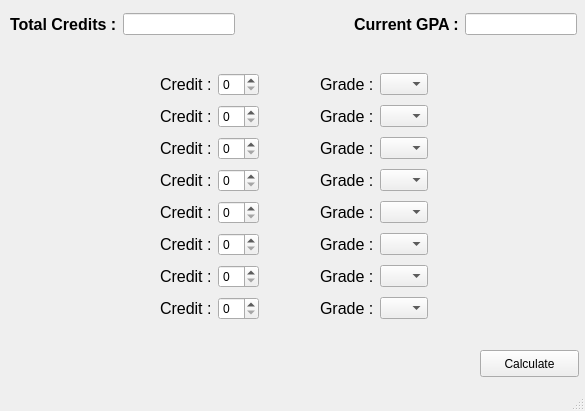
The window that GUI/test_GUI.ui (DijitalBeyin/schedule-manager) describes before a commit, drawn with Qt 5.
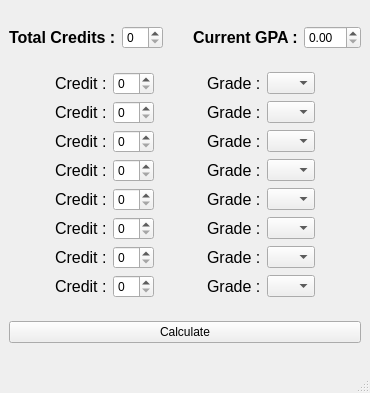
The same window after the commit. Icons and pictures are not drawn.

```diff
--- a/GUI/test_GUI.ui
+++ b/GUI/test_GUI.ui
@@ -6,8 +6,8 @@
    <rect>
     <x>0</x>
     <y>0</y>
-    <width>585</width>
-    <height>411</height>
+    <width>370</width>
+    <height>393</height>
    </rect>
   </property>
   <property name="windowTitle">
@@ -18,89 +18,75 @@
     <normaloff>../../../Pictures/ros-kinetic.jpg</normaloff>../../../Pictures/ros-kinetic.jpg</iconset>
   </property>
   <widget class="QWidget" name="centralwidget">
+   <layout class="QGridLayout" name="gridLayout">
+    <item row="2" column="0">
    <widget class="QPushButton" name="submitButton">
-    <property name="geometry">
-     <rect>
-      <x>480</x>
-      <y>350</y>
-      <width>99</width>
-      <height>27</height>
-     </rect>
-    </property>
     <property name="text">
      <string>Calculate</string>
     </property>
    </widget>
-   <widget class="QWidget" name="horizontalLayoutWidget_2">
-    <property name="geometry">
-     <rect>
-      <x>10</x>
-      <y>10</y>
-      <width>567</width>
-      <height>29</height>
-     </rect>
-    </property>
-    <layout class="QHBoxLayout" name="horizontalLayout_7">
-     <item>
-      <widget class="QLabel" name="label_total_credits">
-       <property name="font">
-        <font>
-         <pointsize>12</pointsize>
-         <weight>75</weight>
-         <bold>true</bold>
-        </font>
-       </property>
-       <property name="text">
-        <string>Total Credits :</string>
-       </property>
-      </widget>
-     </item>
-     <item>
-      <widget class="QLineEdit" name="lineEdit_total_credits"/>
-     </item>
-     <item>
-      <spacer name="horizontalSpacer_9">
-       <property name="orientation">
-        <enum>Qt::Horizontal</enum>
-       </property>
-       <property name="sizeHint" stdset="0">
-        <size>
-         <width>40</width>
-         <height>20</height>
-        </size>
-       </property>
-      </spacer>
-     </item>
-     <item>
-      <widget class="QLabel" name="label_current_gpa">
-       <property name="font">
-        <font>
-         <pointsize>12</pointsize>
-         <weight>75</weight>
-         <bold>true</bold>
-        </font>
-       </property>
-       <property name="text">
-        <string>Current GPA :</string>
-       </property>
-      </widget>
-     </item>
-     <item>
-      <widget class="QLineEdit" name="lineEdit_current_gpa"/>
-     </item>
-    </layout>
-   </widget>
-   <widget class="QWidget" name="gridLayoutWidget">
-    <property name="geometry">
-     <rect>
-      <x>160</x>
-      <y>70</y>
-      <width>268</width>
-      <height>260</height>
-     </rect>
-    </property>
+    </item>
+    <item row="1" column="0">
     <layout class="QGridLayout" name="gridLayout_2">
-     <item row="3" column="0">
+      <item row="0" column="2">
+       <widget class="QSpinBox" name="credit_1"/>
+      </item>
+      <item row="3" column="3">
+       <spacer name="horizontalSpacer_11">
+        <property name="orientation">
+         <enum>Qt::Horizontal</enum>
+        </property>
+        <property name="sizeHint" stdset="0">
+         <size>
+          <width>40</width>
+          <height>20</height>
+         </size>
+        </property>
+       </spacer>
+      </item>
+      <item row="4" column="0">
+       <spacer name="horizontalSpacer_4">
+        <property name="orientation">
+         <enum>Qt::Horizontal</enum>
+        </property>
+        <property name="sizeHint" stdset="0">
+         <size>
+          <width>40</width>
+          <height>20</height>
+         </size>
+        </property>
+       </spacer>
+      </item>
+      <item row="7" column="0">
+       <spacer name="horizontalSpacer_7">
+        <property name="orientation">
+         <enum>Qt::Horizontal</enum>
+        </property>
+        <property name="sizeHint" stdset="0">
+         <size>
+          <width>40</width>
+          <height>20</height>
+         </size>
+        </property>
+       </spacer>
+      </item>
+      <item row="0" column="3">
+       <spacer name="horizontalSpacer_9">
+        <property name="orientation">
+         <enum>Qt::Horizontal</enum>
+        </property>
+        <property name="sizeHint" stdset="0">
+         <size>
+          <width>40</width>
+          <height>20</height>
+         </size>
+        </property>
+       </spacer>
+      </item>
+      <item row="6" column="2">
+       <widget class="QSpinBox" name="credit_6"/>
+      </item>
+      <item row="4" column="1">
       <widget class="QLabel" name="label_credit_4">
        <property name="font">
         <font>
@@ -114,7 +100,7 @@
        </property>
       </widget>
      </item>
-     <item row="4" column="4">
+      <item row="5" column="5">
       <widget class="QComboBox" name="grade_5">
        <property name="currentIndex">
         <number>0</number>
@@ -166,21 +152,21 @@
        </item>
       </widget>
      </item>
-     <item row="2" column="3">
-      <widget class="QLabel" name="label_grade_3">
-       <property name="font">
-        <font>
-         <pointsize>12</pointsize>
-         <weight>50</weight>
-         <bold>false</bold>
-        </font>
-       </property>
-       <property name="text">
-        <string>Grade :</string>
-       </property>
-      </widget>
-     </item>
      <item row="3" column="4">
+       <widget class="QLabel" name="label_grade_3">
+        <property name="font">
+         <font>
+          <pointsize>12</pointsize>
+          <weight>50</weight>
+          <bold>false</bold>
+         </font>
+        </property>
+        <property name="text">
+         <string>Grade :</string>
+        </property>
+       </widget>
+      </item>
+      <item row="4" column="5">
       <widget class="QComboBox" name="grade_4">
        <property name="currentIndex">
         <number>0</number>
@@ -232,24 +218,62 @@
        </item>
       </widget>
      </item>
-     <item row="1" column="1">
+      <item row="1" column="2">
       <widget class="QSpinBox" name="credit_2"/>
      </item>
-     <item row="2" column="0">
-      <widget class="QLabel" name="label_credit_3">
-       <property name="font">
-        <font>
-         <pointsize>12</pointsize>
-         <weight>50</weight>
-         <bold>false</bold>
-        </font>
-       </property>
+      <item row="1" column="5">
+       <widget class="QComboBox" name="grade_2">
+        <property name="currentIndex">
+         <number>0</number>
+        </property>
+        <item>
        <property name="text">
-        <string>Credit :</string>
-       </property>
-      </widget>
-     </item>
-     <item row="7" column="4">
+          <string/>
+         </property>
+        </item>
+        <item>
+         <property name="text">
+          <string>AA</string>
+         </property>
+        </item>
+        <item>
+         <property name="text">
+          <string>BA</string>
+         </property>
+        </item>
+        <item>
+         <property name="text">
+          <string>BB</string>
+         </property>
+        </item>
+        <item>
+         <property name="text">
+          <string>CB</string>
+         </property>
+        </item>
+        <item>
+         <property name="text">
+          <string>CC</string>
+         </property>
+        </item>
+        <item>
+         <property name="text">
+          <string>DC</string>
+         </property>
+        </item>
+        <item>
+         <property name="text">
+          <string>DD</string>
+         </property>
+        </item>
+        <item>
+         <property name="text">
+          <string>FF</string>
+         </property>
+        </item>
+       </widget>
+      </item>
+      <item row="8" column="5">
       <widget class="QComboBox" name="grade_8">
        <property name="currentIndex">
         <number>0</number>
@@ -301,10 +325,24 @@
        </item>
       </widget>
      </item>
-     <item row="5" column="1">
-      <widget class="QSpinBox" name="credit_6"/>
-     </item>
-     <item row="1" column="3">
+      <item row="3" column="1">
+       <widget class="QLabel" name="label_credit_3">
+        <property name="font">
+         <font>
+          <pointsize>12</pointsize>
+          <weight>50</weight>
+          <bold>false</bold>
+         </font>
+        </property>
+        <property name="text">
+         <string>Credit :</string>
+        </property>
+       </widget>
+      </item>
+      <item row="5" column="2">
+       <widget class="QSpinBox" name="credit_5"/>
+      </item>
+      <item row="1" column="4">
       <widget class="QLabel" name="label_grade_2">
        <property name="font">
         <font>
@@ -318,10 +356,59 @@
        </property>
       </widget>
      </item>
-     <item row="0" column="1">
-      <widget class="QSpinBox" name="credit_1"/>
-     </item>
-     <item row="6" column="4">
+      <item row="3" column="5">
+       <widget class="QComboBox" name="grade_3">
+        <property name="currentIndex">
+         <number>0</number>
+        </property>
+        <item>
+         <property name="text">
+          <string/>
+         </property>
+        </item>
+        <item>
+         <property name="text">
+          <string>AA</string>
+         </property>
+        </item>
+        <item>
+         <property name="text">
+          <string>BA</string>
+         </property>
+        </item>
+        <item>
+         <property name="text">
+          <string>BB</string>
+         </property>
+        </item>
+        <item>
+         <property name="text">
+          <string>CB</string>
+         </property>
+        </item>
+        <item>
+         <property name="text">
+          <string>CC</string>
+         </property>
+        </item>
+        <item>
+         <property name="text">
+          <string>DC</string>
+         </property>
+        </item>
+        <item>
+         <property name="text">
+          <string>DD</string>
+         </property>
+        </item>
+        <item>
+         <property name="text">
+          <string>FF</string>
+         </property>
+        </item>
+       </widget>
+      </item>
+      <item row="7" column="5">
       <widget class="QComboBox" name="grade_7">
        <property name="currentIndex">
         <number>0</number>
@@ -373,7 +460,7 @@
        </item>
       </widget>
      </item>
-     <item row="7" column="0">
+      <item row="8" column="1">
       <widget class="QLabel" name="label_credit_8">
        <property name="font">
         <font>
@@ -387,59 +474,7 @@
        </property>
       </widget>
      </item>
-     <item row="2" column="4">
-      <widget class="QComboBox" name="grade_3">
-       <property name="currentIndex">
-        <number>0</number>
-       </property>
-       <item>
-        <property name="text">
-         <string/>
-        </property>
-       </item>
-       <item>
-        <property name="text">
-         <string>AA</string>
-        </property>
-       </item>
-       <item>
-        <property name="text">
-         <string>BA</string>
-        </property>
-       </item>
-       <item>
-        <property name="text">
-         <string>BB</string>
-        </property>
-       </item>
-       <item>
-        <property name="text">
-         <string>CB</string>
-        </property>
-       </item>
-       <item>
-        <property name="text">
-         <string>CC</string>
-        </property>
-       </item>
-       <item>
-        <property name="text">
-         <string>DC</string>
-        </property>
-       </item>
-       <item>
-        <property name="text">
-         <string>DD</string>
-        </property>
-       </item>
-       <item>
-        <property name="text">
-         <string>FF</string>
-        </property>
-       </item>
-      </widget>
-     </item>
-     <item row="4" column="3">
+      <item row="5" column="4">
       <widget class="QLabel" name="label_grade_5">
        <property name="font">
         <font>
@@ -453,49 +488,21 @@
        </property>
       </widget>
      </item>
-     <item row="0" column="3">
-      <widget class="QLabel" name="label_grade_01">
-       <property name="font">
-        <font>
-         <pointsize>12</pointsize>
-         <weight>50</weight>
-         <bold>false</bold>
-        </font>
-       </property>
-       <property name="text">
-        <string>Grade :</string>
-       </property>
-      </widget>
-     </item>
-     <item row="3" column="3">
-      <widget class="QLabel" name="label_grade_4">
-       <property name="font">
-        <font>
-         <pointsize>12</pointsize>
-         <weight>50</weight>
-         <bold>false</bold>
-        </font>
-       </property>
-       <property name="text">
-        <string>Grade :</string>
-       </property>
-      </widget>
-     </item>
-     <item row="7" column="3">
-      <widget class="QLabel" name="label_grade_8">
-       <property name="font">
-        <font>
-         <pointsize>12</pointsize>
-         <weight>50</weight>
-         <bold>false</bold>
-        </font>
-       </property>
-       <property name="text">
-        <string>Grade :</string>
-       </property>
-      </widget>
-     </item>
      <item row="0" column="4">
+       <widget class="QLabel" name="label_grade_1">
+        <property name="font">
+         <font>
+          <pointsize>12</pointsize>
+          <weight>50</weight>
+          <bold>false</bold>
+         </font>
+        </property>
+        <property name="text">
+         <string>Grade :</string>
+        </property>
+       </widget>
+      </item>
+      <item row="0" column="5">
       <widget class="QComboBox" name="grade_1">
        <property name="currentIndex">
         <number>0</number>
@@ -547,10 +554,38 @@
        </item>
       </widget>
      </item>
-     <item row="3" column="1">
+      <item row="4" column="4">
+       <widget class="QLabel" name="label_grade_4">
+        <property name="font">
+         <font>
+          <pointsize>12</pointsize>
+          <weight>50</weight>
+          <bold>false</bold>
+         </font>
+        </property>
+        <property name="text">
+         <string>Grade :</string>
+        </property>
+       </widget>
+      </item>
+      <item row="4" column="2">
       <widget class="QSpinBox" name="credit_4"/>
      </item>
-     <item row="4" column="0">
+      <item row="8" column="4">
+       <widget class="QLabel" name="label_grade_8">
+        <property name="font">
+         <font>
+          <pointsize>12</pointsize>
+          <weight>50</weight>
+          <bold>false</bold>
+         </font>
+        </property>
+        <property name="text">
+         <string>Grade :</string>
+        </property>
+       </widget>
+      </item>
+      <item row="5" column="1">
       <widget class="QLabel" name="label_credit_5">
        <property name="font">
         <font>
@@ -564,7 +599,7 @@
        </property>
       </widget>
      </item>
-     <item row="6" column="0">
+      <item row="7" column="1">
       <widget class="QLabel" name="label_credit_7">
        <property name="font">
         <font>
@@ -578,7 +613,7 @@
        </property>
       </widget>
      </item>
-     <item row="0" column="0">
+      <item row="0" column="1">
       <widget class="QLabel" name="label_credit_1">
        <property name="font">
         <font>
@@ -592,7 +627,7 @@
        </property>
       </widget>
      </item>
-     <item row="1" column="0">
+      <item row="1" column="1">
       <widget class="QLabel" name="label_credit_2">
        <property name="font">
         <font>
@@ -606,79 +641,27 @@
        </property>
       </widget>
      </item>
-     <item row="1" column="4">
-      <widget class="QComboBox" name="grade_2">
-       <property name="currentIndex">
-        <number>0</number>
-       </property>
-       <item>
-        <property name="text">
-         <string/>
-        </property>
-       </item>
-       <item>
-        <property name="text">
-         <string>AA</string>
-        </property>
-       </item>
-       <item>
-        <property name="text">
-         <string>BA</string>
-        </property>
-       </item>
-       <item>
-        <property name="text">
-         <string>BB</string>
-        </property>
-       </item>
-       <item>
-        <property name="text">
-         <string>CB</string>
-        </property>
-       </item>
-       <item>
-        <property name="text">
-         <string>CC</string>
-        </property>
-       </item>
-       <item>
-        <property name="text">
-         <string>DC</string>
-        </property>
-       </item>
-       <item>
-        <property name="text">
-         <string>DD</string>
-        </property>
-       </item>
-       <item>
-        <property name="text">
-         <string>FF</string>
-        </property>
-       </item>
-      </widget>
-     </item>
-     <item row="5" column="0">
-      <widget class="QLabel" name="label_credit_6">
-       <property name="font">
-        <font>
-         <pointsize>12</pointsize>
-         <weight>50</weight>
-         <bold>false</bold>
-        </font>
-       </property>
-       <property name="text">
-        <string>Credit :</string>
-       </property>
-      </widget>
-     </item>
-     <item row="7" column="1">
+      <item row="8" column="2">
       <widget class="QSpinBox" name="credit_8"/>
      </item>
-     <item row="6" column="1">
+      <item row="7" column="2">
       <widget class="QSpinBox" name="credit_7"/>
      </item>
-     <item row="5" column="3">
+      <item row="6" column="1">
+       <widget class="QLabel" name="label_credit_6">
+        <property name="font">
+         <font>
+          <pointsize>12</pointsize>
+          <weight>50</weight>
+          <bold>false</bold>
+         </font>
+        </property>
+        <property name="text">
+         <string>Credit :</string>
+        </property>
+       </widget>
+      </item>
+      <item row="6" column="4">
       <widget class="QLabel" name="label_grade_6">
        <property name="font">
         <font>
@@ -692,10 +675,7 @@
        </property>
       </widget>
      </item>
-     <item row="4" column="1">
-      <widget class="QSpinBox" name="credit_5"/>
-     </item>
-     <item row="5" column="4">
+      <item row="6" column="5">
       <widget class="QComboBox" name="grade_6">
        <property name="currentIndex">
         <number>0</number>
@@ -747,10 +727,10 @@
        </item>
       </widget>
      </item>
-     <item row="2" column="1">
+      <item row="3" column="2">
       <widget class="QSpinBox" name="credit_3"/>
      </item>
-     <item row="6" column="3">
+      <item row="7" column="4">
       <widget class="QLabel" name="label_grade_7">
        <property name="font">
         <font>
@@ -764,59 +744,7 @@
        </property>
       </widget>
      </item>
-     <item row="0" column="2">
-      <spacer name="horizontalSpacer">
-       <property name="orientation">
-        <enum>Qt::Horizontal</enum>
-       </property>
-       <property name="sizeHint" stdset="0">
-        <size>
-         <width>40</width>
-         <height>20</height>
-        </size>
-       </property>
-      </spacer>
-     </item>
-     <item row="1" column="2">
-      <spacer name="horizontalSpacer_2">
-       <property name="orientation">
-        <enum>Qt::Horizontal</enum>
-       </property>
-       <property name="sizeHint" stdset="0">
-        <size>
-         <width>40</width>
-         <height>20</height>
-        </size>
-       </property>
-      </spacer>
-     </item>
-     <item row="2" column="2">
-      <spacer name="horizontalSpacer_3">
-       <property name="orientation">
-        <enum>Qt::Horizontal</enum>
-       </property>
-       <property name="sizeHint" stdset="0">
-        <size>
-         <width>40</width>
-         <height>20</height>
-        </size>
-       </property>
-      </spacer>
-     </item>
-     <item row="3" column="2">
-      <spacer name="horizontalSpacer_4">
-       <property name="orientation">
-        <enum>Qt::Horizontal</enum>
-       </property>
-       <property name="sizeHint" stdset="0">
-        <size>
-         <width>40</width>
-         <height>20</height>
-        </size>
-       </property>
-      </spacer>
-     </item>
-     <item row="4" column="2">
+      <item row="5" column="0">
       <spacer name="horizontalSpacer_5">
        <property name="orientation">
         <enum>Qt::Horizontal</enum>
@@ -829,7 +757,7 @@
        </property>
       </spacer>
      </item>
-     <item row="5" column="2">
+      <item row="6" column="0">
       <spacer name="horizontalSpacer_6">
        <property name="orientation">
         <enum>Qt::Horizontal</enum>
@@ -842,8 +770,8 @@
        </property>
       </spacer>
      </item>
-     <item row="6" column="2">
-      <spacer name="horizontalSpacer_7">
+      <item row="6" column="3">
+       <spacer name="horizontalSpacer_14">
        <property name="orientation">
         <enum>Qt::Horizontal</enum>
        </property>
@@ -855,7 +783,137 @@
        </property>
       </spacer>
      </item>
-     <item row="7" column="2">
+      <item row="0" column="0">
+       <spacer name="horizontalSpacer_1">
+        <property name="orientation">
+         <enum>Qt::Horizontal</enum>
+        </property>
+        <property name="sizeHint" stdset="0">
+         <size>
+          <width>40</width>
+          <height>20</height>
+         </size>
+        </property>
+       </spacer>
+      </item>
+      <item row="0" column="6">
+       <spacer name="horizontalSpacer_18">
+        <property name="orientation">
+         <enum>Qt::Horizontal</enum>
+        </property>
+        <property name="sizeHint" stdset="0">
+         <size>
+          <width>40</width>
+          <height>20</height>
+         </size>
+        </property>
+       </spacer>
+      </item>
+      <item row="1" column="3">
+       <spacer name="horizontalSpacer_10">
+        <property name="orientation">
+         <enum>Qt::Horizontal</enum>
+        </property>
+        <property name="sizeHint" stdset="0">
+         <size>
+          <width>40</width>
+          <height>20</height>
+         </size>
+        </property>
+       </spacer>
+      </item>
+      <item row="4" column="3">
+       <spacer name="horizontalSpacer_12">
+        <property name="orientation">
+         <enum>Qt::Horizontal</enum>
+        </property>
+        <property name="sizeHint" stdset="0">
+         <size>
+          <width>40</width>
+          <height>20</height>
+         </size>
+        </property>
+       </spacer>
+      </item>
+      <item row="5" column="3">
+       <spacer name="horizontalSpacer_13">
+        <property name="orientation">
+         <enum>Qt::Horizontal</enum>
+        </property>
+        <property name="sizeHint" stdset="0">
+         <size>
+          <width>40</width>
+          <height>20</height>
+         </size>
+        </property>
+       </spacer>
+      </item>
+      <item row="3" column="0">
+       <spacer name="horizontalSpacer_3">
+        <property name="orientation">
+         <enum>Qt::Horizontal</enum>
+        </property>
+        <property name="sizeHint" stdset="0">
+         <size>
+          <width>40</width>
+          <height>20</height>
+         </size>
+        </property>
+       </spacer>
+      </item>
+      <item row="1" column="0">
+       <spacer name="horizontalSpacer_2">
+        <property name="orientation">
+         <enum>Qt::Horizontal</enum>
+        </property>
+        <property name="sizeHint" stdset="0">
+         <size>
+          <width>40</width>
+          <height>20</height>
+         </size>
+        </property>
+       </spacer>
+      </item>
+      <item row="8" column="3">
+       <spacer name="horizontalSpacer_16">
+        <property name="orientation">
+         <enum>Qt::Horizontal</enum>
+        </property>
+        <property name="sizeHint" stdset="0">
+         <size>
+          <width>40</width>
+          <height>20</height>
+         </size>
+        </property>
+       </spacer>
+      </item>
+      <item row="5" column="6">
+       <spacer name="horizontalSpacer_23">
+        <property name="orientation">
+         <enum>Qt::Horizontal</enum>
+        </property>
+        <property name="sizeHint" stdset="0">
+         <size>
+          <width>40</width>
+          <height>20</height>
+         </size>
+        </property>
+       </spacer>
+      </item>
+      <item row="6" column="6">
+       <spacer name="horizontalSpacer_24">
+        <property name="orientation">
+         <enum>Qt::Horizontal</enum>
+        </property>
+        <property name="sizeHint" stdset="0">
+         <size>
+          <width>40</width>
+          <height>20</height>
+         </size>
+        </property>
+       </spacer>
+      </item>
+      <item row="8" column="0">
       <spacer name="horizontalSpacer_8">
        <property name="orientation">
         <enum>Qt::Horizontal</enum>
@@ -868,8 +926,138 @@
        </property>
       </spacer>
      </item>
-    </layout>
-   </widget>
+      <item row="4" column="6">
+       <spacer name="horizontalSpacer_22">
+        <property name="orientation">
+         <enum>Qt::Horizontal</enum>
+        </property>
+        <property name="sizeHint" stdset="0">
+         <size>
+          <width>40</width>
+          <height>20</height>
+         </size>
+        </property>
+       </spacer>
+      </item>
+      <item row="3" column="6">
+       <spacer name="horizontalSpacer_21">
+        <property name="orientation">
+         <enum>Qt::Horizontal</enum>
+        </property>
+        <property name="sizeHint" stdset="0">
+         <size>
+          <width>40</width>
+          <height>20</height>
+         </size>
+        </property>
+       </spacer>
+      </item>
+      <item row="1" column="6">
+       <spacer name="horizontalSpacer_20">
+        <property name="orientation">
+         <enum>Qt::Horizontal</enum>
+        </property>
+        <property name="sizeHint" stdset="0">
+         <size>
+          <width>40</width>
+          <height>20</height>
+         </size>
+        </property>
+       </spacer>
+      </item>
+      <item row="7" column="3">
+       <spacer name="horizontalSpacer_15">
+        <property name="orientation">
+         <enum>Qt::Horizontal</enum>
+        </property>
+        <property name="sizeHint" stdset="0">
+         <size>
+          <width>40</width>
+          <height>20</height>
+         </size>
+        </property>
+       </spacer>
+      </item>
+      <item row="7" column="6">
+       <spacer name="horizontalSpacer_25">
+        <property name="orientation">
+         <enum>Qt::Horizontal</enum>
+        </property>
+        <property name="sizeHint" stdset="0">
+         <size>
+          <width>40</width>
+          <height>20</height>
+         </size>
+        </property>
+       </spacer>
+      </item>
+      <item row="8" column="6">
+       <spacer name="horizontalSpacer_26">
+        <property name="orientation">
+         <enum>Qt::Horizontal</enum>
+        </property>
+        <property name="sizeHint" stdset="0">
+         <size>
+          <width>40</width>
+          <height>20</height>
+         </size>
+        </property>
+       </spacer>
+      </item>
+     </layout>
+    </item>
+    <item row="0" column="0">
+     <layout class="QHBoxLayout" name="horizontalLayout_7">
+      <item>
+       <widget class="QLabel" name="label_total_credits">
+        <property name="font">
+         <font>
+          <pointsize>12</pointsize>
+          <weight>75</weight>
+          <bold>true</bold>
+         </font>
+        </property>
+        <property name="text">
+         <string>Total Credits :</string>
+        </property>
+       </widget>
+      </item>
+      <item>
+       <widget class="QSpinBox" name="total_credits"/>
+      </item>
+      <item>
+       <spacer name="horizontalSpacer_17">
+        <property name="orientation">
+         <enum>Qt::Horizontal</enum>
+        </property>
+        <property name="sizeHint" stdset="0">
+         <size>
+          <width>40</width>
+          <height>20</height>
+         </size>
+        </property>
+       </spacer>
+      </item>
+      <item>
+       <widget class="QLabel" name="label_current_gpa">
+        <property name="font">
+         <font>
+          <pointsize>12</pointsize>
+          <weight>75</weight>
+          <bold>true</bold>
+         </font>
+        </property>
+        <property name="text">
+         <string>Current GPA :</string>
+        </property>
+       </widget>
+      </item>
+      <item>
+       <widget class="QDoubleSpinBox" name="current_gpa"/>
+      </item>
+     </layout>
+    </item>
+   </layout>
   </widget>
   <widget class="QMenuBar" name="menubar">
    <property name="geometry">
```
Left out of the diff: 4 changed lines with no effect on the pictures. Lines whose indentation alone changed are shown as unchanged.
